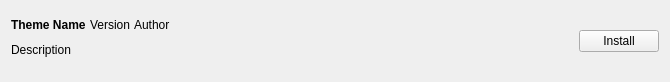
Above: src/ui/settings/ExportTemplateWidget.ui from Komet/MediaElch before the change. Below: the same form after it.
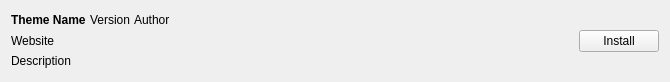
That is the form after the change.

Commit message: [ExportTemplate] Use medialech-meta repository + SHA256 check

The edit to the form file:
```diff
--- a/src/ui/settings/ExportTemplateWidget.ui
+++ b/src/ui/settings/ExportTemplateWidget.ui
@@ -53,6 +53,13 @@
        </item>
       </layout>
      </item>
+     <item>
+      <widget class="QLabel" name="website">
+       <property name="text">
+        <string notr="true">Website</string>
+       </property>
+      </widget>
+     </item>
      <item>
       <widget class="QLabel" name="description">
        <property name="text">
```
Left out of the diff: 8 changed lines with no effect on the pictures. The commit also changes 6 other files.
